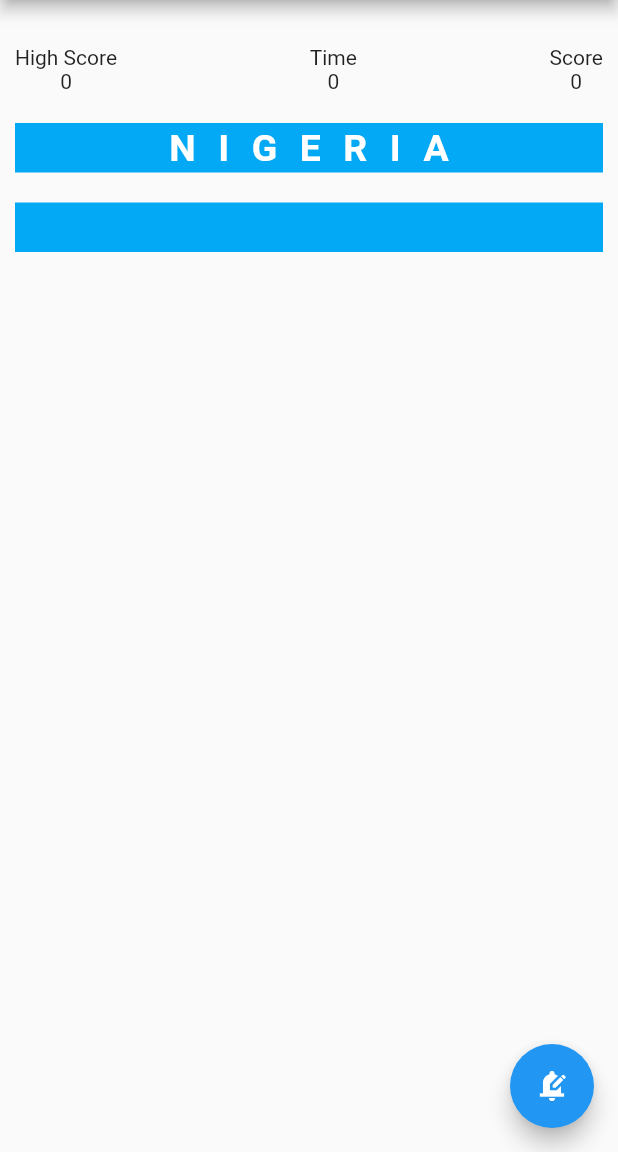
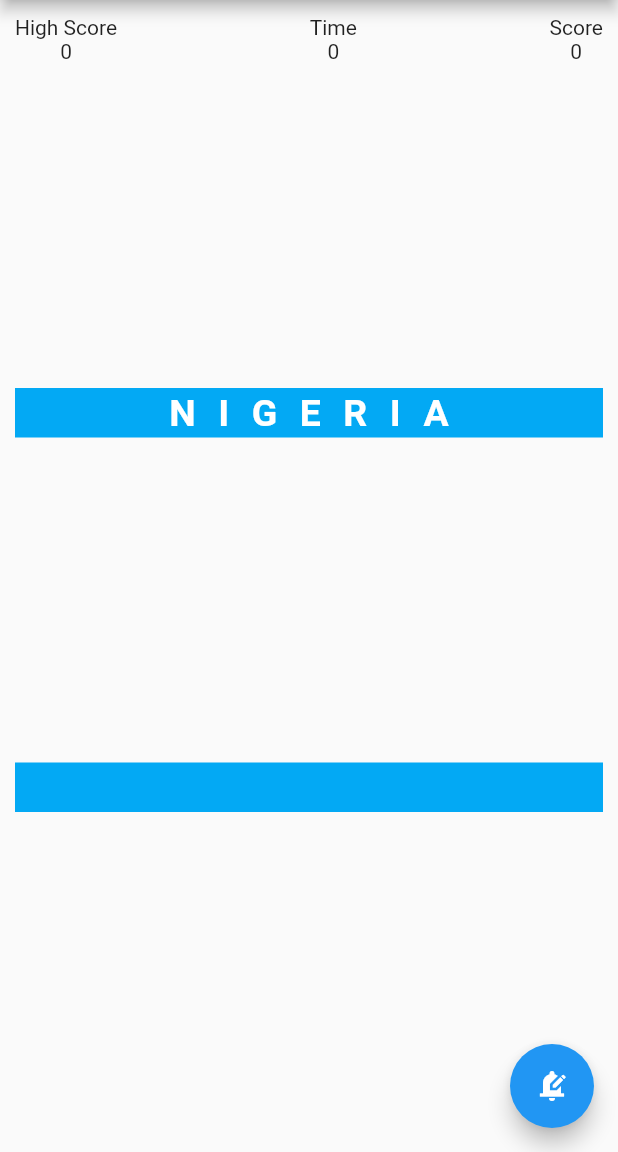
Before and after one commit to Akinyeleib/hangman-flutter, a Flutter app: the screen it shows after launch, on a phone screen of 412 x 824 dp, the part 84-1236 px from its top. Run offline on Flutter 3.47's test engine with Material 2 defaults, Android fonts, the phone set to English and light mode, and no system bars.

```diff
--- a/lib/main.dart
+++ b/lib/main.dart
@@ -38,16 +38,12 @@ class _HangManState extends State<HangMan> {
           ),
           centerTitle: true,
         ),
-        body: Column(
+        body: Container(
+          margin: const EdgeInsets.all(10),
+          child: Column(
+            mainAxisAlignment: MainAxisAlignment.spaceBetween,
             children: [
               Container(
-              margin: const EdgeInsets.all(10),
-              child: Container(
-                  // child:
-                  ),
-            ),
-            Container(
-              margin: const EdgeInsets.all(10),
                 child: Row(
                   mainAxisAlignment: MainAxisAlignment.spaceBetween,
                   children: <Widget>[
@@ -59,7 +55,18 @@ class _HangManState extends State<HangMan> {
               ),
               TextContainer(country),
               TextContainer(dashes),
+              // Keyboard
+              Container(
+                child: Column(
+                  mainAxisAlignment: MainAxisAlignment.center,
+                  children: [
+                    // First row
+                    Row(),
                   ],
+                ),
+              ),
+            ],
+          ),
         ),
         floatingActionButton: FloatingActionButton(
           onPressed: generate,
@@ -109,7 +116,6 @@ class TextContainer extends StatelessWidget {
   Widget build(BuildContext context) {
     return Container(
       alignment: Alignment.center,
-      margin: const EdgeInsets.all(10),
       color: Colors.lightBlue,
       padding: const EdgeInsets.all(2),
       child: Text(
```
Lines whose indentation alone changed are shown as unchanged.
